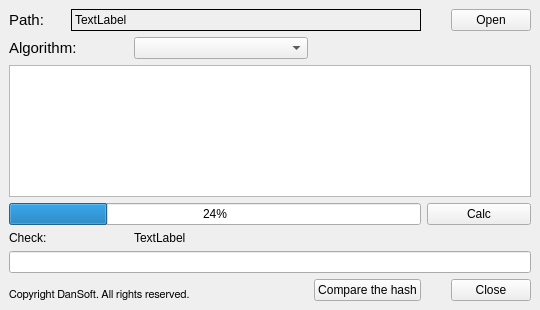
Qt form mainwindow.ui (admsasha/qcalcfilehash) before a commit.
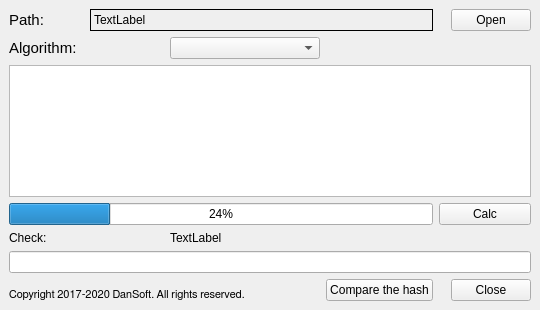
The same form after that commit.

```diff
--- a/mainwindow.ui
+++ b/mainwindow.ui
@@ -140,7 +140,7 @@
        </font>
       </property>
       <property name="text">
-       <string>Copyright DanSoft. All rights reserved.</string>
+       <string notr="true">Copyright 2017-2020 DanSoft. All rights reserved.</string>
       </property>
       <property name="alignment">
        <set>Qt::AlignBottom|Qt::AlignLeading|Qt::AlignLeft</set>
```
Left out of the diff: 8 changed lines with no effect on the pictures.
